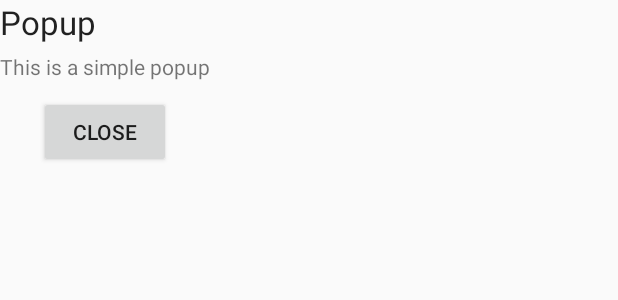
After one commit to h-asmat/OrangeHelp, an Android app: the layout alert_popup_layout.xml on its own in the app's theme, with its tools: preview values and no code run, on a phone screen of 412 x 824 dp. The commit adds this screen. Shown: the top 300 px of the screen. Run offline under Robolectric (Android 15) with nearby library versions, the phone set to English and light mode, and no system bars.

Commit message:
Beginning popup implementation

```diff
--- /dev/null
+++ b/app/src/main/res/layout/alert_popup_layout.xml
@@ -0,0 +1,30 @@
+<?xml version="1.0" encoding="utf-8"?>
+<LinearLayout xmlns:android="http://schemas.android.com/apk/res/android"
+    android:layout_width="wrap_content"
+    android:id="@+id/popup"
+    android:layout_height="wrap_content"
+    android:orientation="vertical" >
+
+    <TextView
+        android:id="@+id/textView1"
+        android:layout_width="wrap_content"
+        android:layout_height="wrap_content"
+        android:text="Popup"
+        android:textAppearance="?android:attr/textAppearanceLarge" />
+
+    <TextView
+        android:id="@+id/textView2"
+        android:layout_marginTop="5dp"
+        android:layout_width="wrap_content"
+        android:layout_height="wrap_content"
+        android:text="This is a simple popup" />
+
+    <Button
+        android:id="@+id/close"
+        android:layout_marginTop="10dp"
+        android:layout_gravity="center_horizontal"
+        android:layout_width="wrap_content"
+        android:layout_height="wrap_content"
+        android:text="Close" />
+
+</LinearLayout>
```
Also changed, not shown: app/src/main/java/missionhack/oranges/orangehelp/MainActivity.java (+85 -2 lines), app/src/main/res/layout/activity_main.xml (+8 -0 lines).
